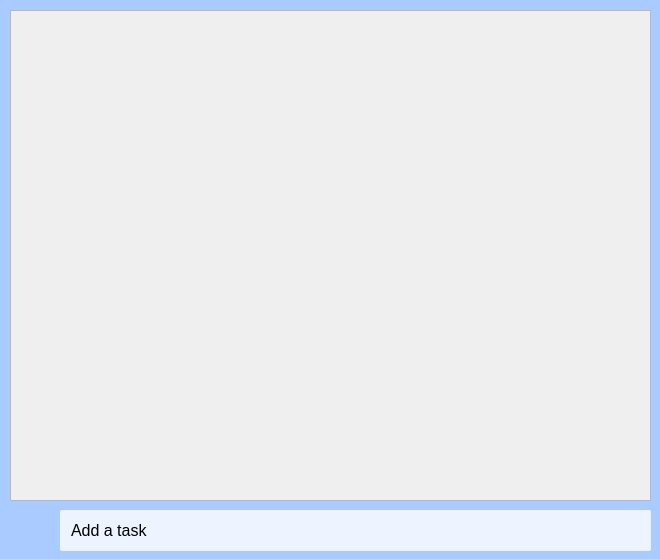
Old version of the form ToDoList/tasklist.ui in the repository msmahdinejad/To-Do-List.
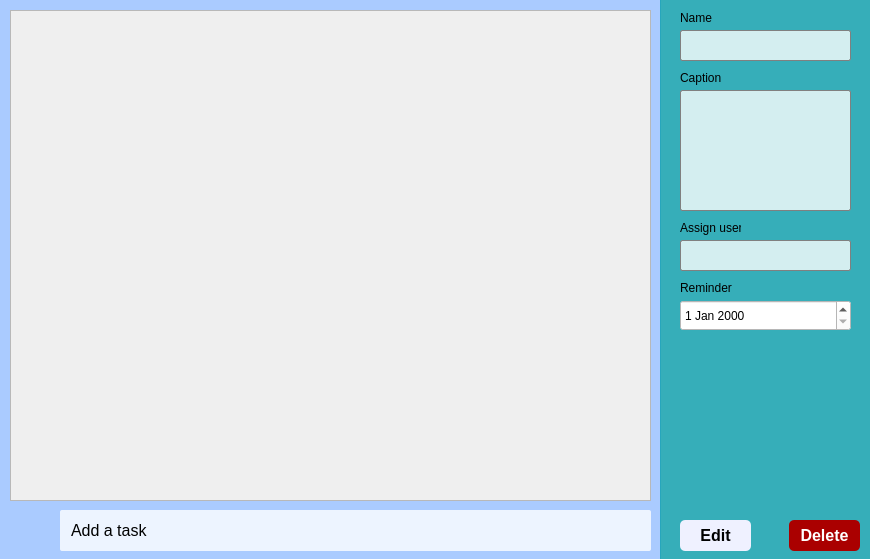
New version of the form. Icons and pictures are not drawn.

Commit message: Edit and Delete tasks compeleted!

Diff of the .ui file:
```diff
--- a/ToDoList/tasklist.ui
+++ b/ToDoList/tasklist.ui
@@ -6,7 +6,7 @@
    <rect>
     <x>0</x>
     <y>0</y>
-    <width>660</width>
+    <width>870</width>
     <height>559</height>
    </rect>
   </property>
@@ -116,7 +116,265 @@
     <string/>
    </property>
   </widget>
-  <zorder>label</zorder>
+  <widget class="QWidget" name="SelectedTask" native="true">
+   <property name="geometry">
+    <rect>
+     <x>660</x>
+     <y>0</y>
+     <width>211</width>
+     <height>561</height>
+    </rect>
+   </property>
+   <property name="styleSheet">
+    <string notr="true">background-color: rgba(2, 156, 170, 200);</string>
+   </property>
+   <widget class="QPushButton" name="Delete">
+    <property name="geometry">
+     <rect>
+      <x>129</x>
+      <y>520</y>
+      <width>71</width>
+      <height>31</height>
+     </rect>
+    </property>
+    <property name="styleSheet">
+     <string notr="true">QPushButton {
+    background-color: rgb(170, 0, 0); /* Sets the background color */
+    color: white; /* Sets the text color */
+   
+    border-radius: 5px; /* Rounds the corners */
+    padding: 2px; /* Adds padding */
+    font-size: 16px; /* Sets the font size */
+    font-weight: bold; /* Sets the font weight */
+}
+
+QPushButton:hover {
+    background-color: #45a049; /* Changes background color on hover */
+    border-color: #45a049; /* Changes border color on hover */
+}
+
+QPushButton:pressed {
+    background-color: #3e8e41; /* Changes background color when pressed */
+    border-color: #3e8e41; /* Changes border color when pressed */
+}
+</string>
+    </property>
+    <property name="text">
+     <string>Delete</string>
+    </property>
+   </widget>
+   <widget class="QLabel" name="label_9">
+    <property name="geometry">
+     <rect>
+      <x>20</x>
+      <y>280</y>
+      <width>61</width>
+      <height>16</height>
+     </rect>
+    </property>
+    <property name="styleSheet">
+     <string notr="true">background-color: rgba(255, 255, 255, 0);</string>
+    </property>
+    <property name="text">
+     <string>Reminder</string>
+    </property>
+   </widget>
+   <widget class="QLabel" name="label_8">
+    <property name="geometry">
+     <rect>
+      <x>20</x>
+      <y>10</y>
+      <width>61</width>
+      <height>16</height>
+     </rect>
+    </property>
+    <property name="styleSheet">
+     <string notr="true">background-color: rgba(255, 255, 255, 0);</string>
+    </property>
+    <property name="text">
+     <string>Name</string>
+    </property>
+   </widget>
+   <widget class="QDateEdit" name="dateEdit">
+    <property name="geometry">
+     <rect>
+      <x>20</x>
+      <y>300</y>
+      <width>171</width>
+      <height>31</height>
+     </rect>
+    </property>
+    <property name="styleSheet">
+     <string notr="true">QDateEdit {
+    background-color: white; /* Sets the background color */
+    
+}
+
+
+</string>
+    </property>
+   </widget>
+   <widget class="QPushButton" name="Edit">
+    <property name="geometry">
+     <rect>
+      <x>20</x>
+      <y>520</y>
+      <width>71</width>
+      <height>31</height>
+     </rect>
+    </property>
+    <property name="styleSheet">
+     <string notr="true">QPushButton {
+    background-color: rgb(239, 241, 255); /* Sets the background color */
+    color: blsck; /* Sets the text color */
+    border-radius: 5px; /* Rounds the corners */
+    padding: 2px; /* Adds padding */
+    font-size: 16px; /* Sets the font size */
+    font-weight: bold; /* Sets the font weight */
+}
+
+QPushButton:hover {
+    background-color: #45a049; /* Changes background color on hover */
+    border-color: #45a049; /* Changes border color on hover */
+}
+
+QPushButton:pressed {
+    background-color: #3e8e41; /* Changes background color when pressed */
+    border-color: #3e8e41; /* Changes border color when pressed */
+}
+</string>
+    </property>
+    <property name="text">
+     <string>Edit</string>
+    </property>
+   </widget>
+   <widget class="QLineEdit" name="nameLineEdit">
+    <property name="geometry">
+     <rect>
+      <x>20</x>
+      <y>30</y>
+      <width>171</width>
+      <height>31</height>
+     </rect>
+    </property>
+    <property name="styleSheet">
+     <string notr="true">QLineEdit {
+    background-color: rgba(255, 255, 255, 200); /* Sets the background color */
+    color: black; /* Sets the text color */
+    border-radius: 2px; /* Rounds the corners */
+    padding: 8px; /* Adds padding */
+    font-size: 14px; /* Sets the font size */
+    border: 1px solid gray; /* Sets a solid border */
+}
+
+QLineEdit:hover {
+    background-color: rgba(255, 255, 255, 255); /* Changes background color on hover */
+    border-color: #0078d4; /* Changes border color on hover */
+}
+
+QLineEdit:focus {
+    border-color: #0078d4; /* Sets border color when widget is focused */
+    background-color: rgba(255, 255, 255, 255); /* Sets background color when widget is focused */
+}
+</string>
+    </property>
+   </widget>
+   <widget class="QLabel" name="label_6">
+    <property name="geometry">
+     <rect>
+      <x>20</x>
+      <y>220</y>
+      <width>61</width>
+      <height>16</height>
+     </rect>
+    </property>
+    <property name="styleSheet">
+     <string notr="true">background-color: rgba(255, 255, 255, 0);</string>
+    </property>
+    <property name="text">
+     <string>Assign user</string>
+    </property>
+   </widget>
+   <widget class="QLineEdit" name="assignUser">
+    <property name="geometry">
+     <rect>
+      <x>20</x>
+      <y>240</y>
+      <width>171</width>
+      <height>31</height>
+     </rect>
+    </property>
+    <property name="styleSheet">
+     <string notr="true">QLineEdit {
+    background-color: rgba(255, 255, 255, 200); /* Sets the background color */
+    color: black; /* Sets the text color */
+    border-radius: 2px; /* Rounds the corners */
+    padding: 8px; /* Adds padding */
+    font-size: 14px; /* Sets the font size */
+    border: 1px solid gray; /* Sets a solid border */
+}
+
+QLineEdit:hover {
+    background-color: rgba(255, 255, 255, 255); /* Changes background color on hover */
+    border-color: #0078d4; /* Changes border color on hover */
+}
+
+QLineEdit:focus {
+    border-color: #0078d4; /* Sets border color when widget is focused */
+    background-color: rgba(255, 255, 255, 255); /* Sets background color when widget is focused */
+}
+</string>
+    </property>
+   </widget>
+   <widget class="QLabel" name="label_7">
+    <property name="geometry">
+     <rect>
+      <x>20</x>
+      <y>70</y>
+      <width>61</width>
+      <height>16</height>
+     </rect>
+    </property>
+    <property name="styleSheet">
+     <string notr="true">background-color: rgba(255, 255, 255, 0);</string>
+    </property>
+    <property name="text">
+     <string>Caption</string>
+    </property>
+   </widget>
+   <widget class="QLineEdit" name="caption">
+    <property name="geometry">
+     <rect>
+      <x>20</x>
+      <y>90</y>
+      <width>171</width>
+      <height>121</height>
+     </rect>
+    </property>
+    <property name="styleSheet">
+     <string notr="true">QLineEdit {
+    background-color: rgba(255, 255, 255, 200); /* Sets the background color */
+    color: black; /* Sets the text color */
+    border-radius: 2px; /* Rounds the corners */
+    padding: 8px; /* Adds padding */
+    font-size: 14px; /* Sets the font size */
+    border: 1px solid gray; /* Sets a solid border */
+}
+
+QLineEdit:hover {
+    background-color: rgba(255, 255, 255, 255); /* Changes background color on hover */
+    border-color: #0078d4; /* Changes border color on hover */
+}
+
+QLineEdit:focus {
+    border-color: #0078d4; /* Sets border color when widget is focused */
+    background-color: rgba(255, 255, 255, 255); /* Sets background color when widget is focused */
+}
+</string>
+    </property>
+   </widget>
+  </widget>
+  <zorder>back</zorder>
   <zorder>scrollArea</zorder>
   <zorder>pushButton</zorder>
   <zorder>lineEdit</zorder>
```
Left out of the diff: 3 changed lines with no effect on the pictures. The commit also changes 25 other files.
